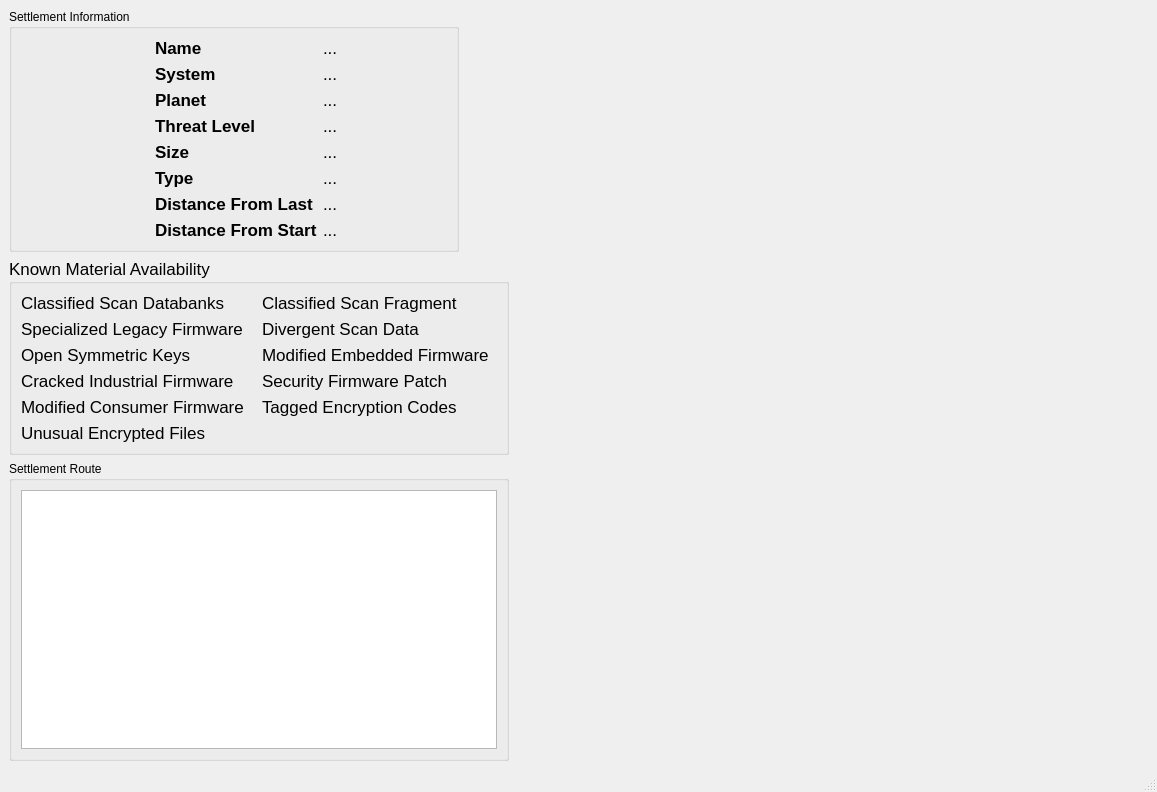
Qt form src/RouteViewer.ui (neotron/EDPathFinder) before a commit.
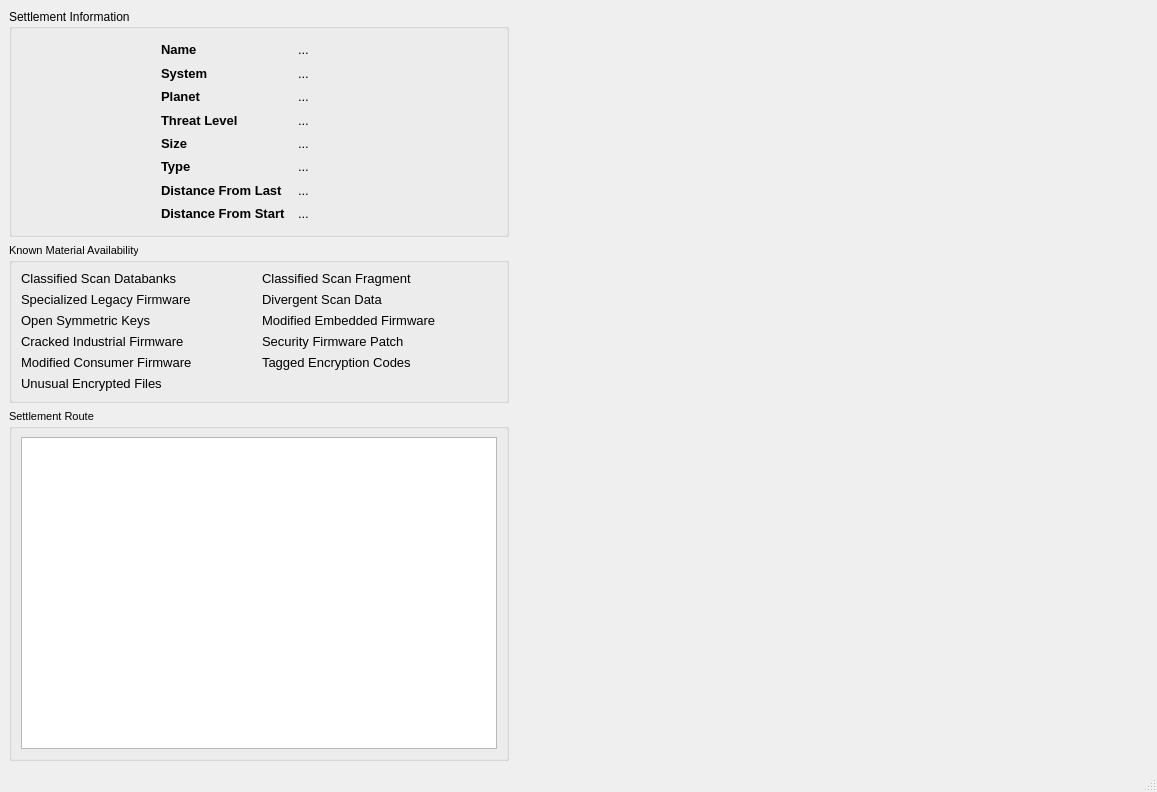
The same form after that commit. Icons and pictures are not drawn.

Commit message: Fixes for windows compile + windows installer

Diff of the .ui file:
```diff
--- a/src/RouteViewer.ui
+++ b/src/RouteViewer.ui
@@ -45,7 +45,7 @@
         </property>
         <property name="maximumSize">
          <size>
-          <width>400</width>
+          <width>500</width>
           <height>16777215</height>
          </size>
         </property>
@@ -53,8 +53,17 @@
          <string>Settlement Information</string>
         </property>
         <layout class="QGridLayout" name="gridLayout_3">
+         <property name="horizontalSpacing">
+          <number>12</number>
+         </property>
          <item row="0" column="1" rowspan="2">
           <layout class="QGridLayout" name="gridLayout">
+           <property name="horizontalSpacing">
+            <number>12</number>
+           </property>
+           <property name="verticalSpacing">
+            <number>0</number>
+           </property>
            <item row="0" column="0">
             <widget class="QLabel" name="label_2">
              <property name="sizePolicy">
@@ -65,7 +74,7 @@
              </property>
              <property name="font">
               <font>
-               <pointsize>13</pointsize>
+               <pointsize>10</pointsize>
                <weight>75</weight>
                <bold>true</bold>
               </font>
@@ -85,7 +94,7 @@
              </property>
              <property name="font">
               <font>
-               <pointsize>13</pointsize>
+               <pointsize>10</pointsize>
               </font>
              </property>
              <property name="text">
@@ -103,7 +112,7 @@
              </property>
              <property name="font">
               <font>
-               <pointsize>13</pointsize>
+               <pointsize>10</pointsize>
                <weight>75</weight>
                <bold>true</bold>
               </font>
@@ -123,7 +132,7 @@
              </property>
              <property name="font">
               <font>
-               <pointsize>13</pointsize>
+               <pointsize>10</pointsize>
               </font>
              </property>
              <property name="text">
@@ -141,7 +150,7 @@
              </property>
              <property name="font">
               <font>
-               <pointsize>13</pointsize>
+               <pointsize>10</pointsize>
                <weight>75</weight>
                <bold>true</bold>
               </font>
@@ -161,7 +170,7 @@
              </property>
              <property name="font">
               <font>
-               <pointsize>13</pointsize>
+               <pointsize>10</pointsize>
               </font>
              </property>
              <property name="text">
@@ -179,7 +188,7 @@
              </property>
              <property name="font">
               <font>
-               <pointsize>13</pointsize>
+               <pointsize>10</pointsize>
                <weight>75</weight>
                <bold>true</bold>
               </font>
@@ -199,7 +208,7 @@
              </property>
              <property name="font">
               <font>
-               <pointsize>13</pointsize>
+               <pointsize>10</pointsize>
               </font>
              </property>
              <property name="text">
@@ -217,7 +226,7 @@
              </property>
              <property name="font">
               <font>
-               <pointsize>13</pointsize>
+               <pointsize>10</pointsize>
                <weight>75</weight>
                <bold>true</bold>
               </font>
@@ -237,7 +246,7 @@
              </property>
              <property name="font">
               <font>
-               <pointsize>13</pointsize>
+               <pointsize>10</pointsize>
               </font>
              </property>
              <property name="text">
@@ -255,7 +264,7 @@
              </property>
              <property name="font">
               <font>
-               <pointsize>13</pointsize>
+               <pointsize>10</pointsize>
                <weight>75</weight>
                <bold>true</bold>
               </font>
@@ -275,7 +284,7 @@
              </property>
              <property name="font">
               <font>
-               <pointsize>13</pointsize>
+               <pointsize>10</pointsize>
               </font>
              </property>
              <property name="text">
@@ -293,7 +302,7 @@
              </property>
              <property name="font">
               <font>
-               <pointsize>13</pointsize>
+               <pointsize>10</pointsize>
                <weight>75</weight>
                <bold>true</bold>
               </font>
@@ -313,7 +322,7 @@
              </property>
              <property name="font">
               <font>
-               <pointsize>13</pointsize>
+               <pointsize>10</pointsize>
               </font>
              </property>
              <property name="text">
@@ -331,7 +340,7 @@
              </property>
              <property name="font">
               <font>
-               <pointsize>13</pointsize>
+               <pointsize>10</pointsize>
                <weight>75</weight>
                <bold>true</bold>
               </font>
@@ -351,7 +360,7 @@
              </property>
              <property name="font">
               <font>
-               <pointsize>13</pointsize>
+               <pointsize>10</pointsize>
               </font>
              </property>
              <property name="text">
@@ -426,7 +435,7 @@
         </property>
         <property name="font">
          <font>
-          <pointsize>13</pointsize>
+          <pointsize>8</pointsize>
          </font>
         </property>
         <property name="title">
@@ -439,7 +448,7 @@
             <widget class="QLabel" name="uef">
              <property name="font">
               <font>
-               <pointsize>13</pointsize>
+               <pointsize>10</pointsize>
               </font>
              </property>
              <property name="text">
@@ -451,7 +460,7 @@
             <widget class="QLabel" name="tec">
              <property name="font">
               <font>
-               <pointsize>13</pointsize>
+               <pointsize>10</pointsize>
               </font>
              </property>
              <property name="text">
@@ -463,7 +472,7 @@
             <widget class="QLabel" name="mcf">
              <property name="font">
               <font>
-               <pointsize>13</pointsize>
+               <pointsize>10</pointsize>
               </font>
              </property>
              <property name="text">
@@ -475,7 +484,7 @@
             <widget class="QLabel" name="sfp">
              <property name="font">
               <font>
-               <pointsize>13</pointsize>
+               <pointsize>10</pointsize>
               </font>
              </property>
              <property name="text">
@@ -487,7 +496,7 @@
             <widget class="QLabel" name="cif">
              <property name="font">
               <font>
-               <pointsize>13</pointsize>
+               <pointsize>10</pointsize>
               </font>
              </property>
              <property name="text">
@@ -499,7 +508,7 @@
             <widget class="QLabel" name="mef">
              <property name="font">
               <font>
-               <pointsize>13</pointsize>
+               <pointsize>10</pointsize>
               </font>
              </property>
              <property name="text">
@@ -511,7 +520,7 @@
             <widget class="QLabel" name="csd">
              <property name="font">
               <font>
-               <pointsize>13</pointsize>
+               <pointsize>10</pointsize>
               </font>
              </property>
              <property name="text">
@@ -523,7 +532,7 @@
             <widget class="QLabel" name="slf">
              <property name="font">
               <font>
-               <pointsize>13</pointsize>
+               <pointsize>10</pointsize>
               </font>
              </property>
              <property name="text">
@@ -535,7 +544,7 @@
             <widget class="QLabel" name="dsd">
              <property name="font">
               <font>
-               <pointsize>13</pointsize>
+               <pointsize>10</pointsize>
               </font>
              </property>
              <property name="text">
@@ -550,7 +559,7 @@
              </property>
              <property name="font">
               <font>
-               <pointsize>13</pointsize>
+               <pointsize>10</pointsize>
               </font>
              </property>
              <property name="text">
@@ -562,7 +571,7 @@
             <widget class="QLabel" name="osk">
              <property name="font">
               <font>
-               <pointsize>13</pointsize>
+               <pointsize>10</pointsize>
               </font>
              </property>
              <property name="text">
@@ -589,6 +598,11 @@
           <height>0</height>
          </size>
         </property>
+        <property name="font">
+         <font>
+          <pointsize>8</pointsize>
+         </font>
+        </property>
         <property name="title">
          <string>Settlement Route</string>
         </property>
@@ -607,6 +621,11 @@
              <height>200</height>
             </size>
            </property>
+           <property name="font">
+            <font>
+             <pointsize>10</pointsize>
+            </font>
+           </property>
            <property name="alternatingRowColors">
             <bool>true</bool>
            </property>
```
Left out of the diff: 2 changed lines with no effect on the pictures. The commit also changes 5 other files.
